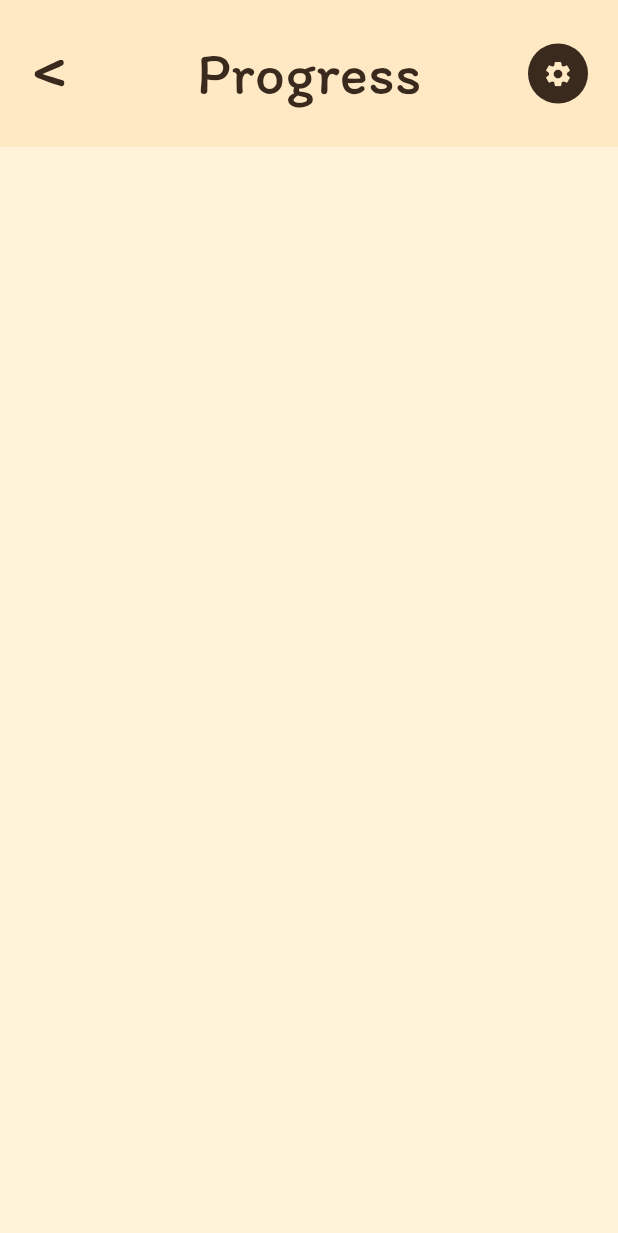
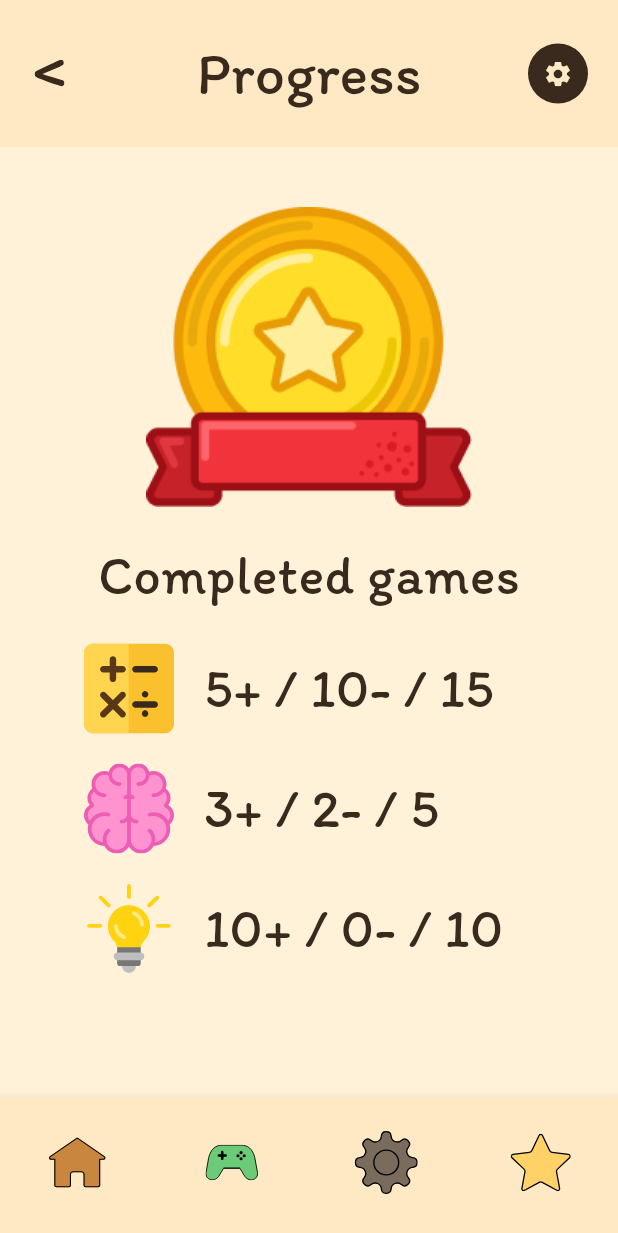
Before and after one commit to woacwoak/Educational-App, a Flutter app: the ProgressPage screen opened directly, on a phone screen of 412 x 824 dp. Shown: the top 1233 px of the screen. Run offline on Flutter 3.47's test engine with Material 3 defaults, Android fonts, the phone set to English and light mode, and no system bars; our stand-ins replace audioplayers, flutter_svg.

Commit message:
I added UI for Progress Page

```diff
--- a/educational_app/lib/pages/progress.dart
+++ b/educational_app/lib/pages/progress.dart
@@ -1,5 +1,7 @@
+import 'package:curious_bear/widgets/navigation.dart';
 import 'package:flutter/material.dart';
 import 'package:curious_bear/widgets/custom_app_bar.dart';
+import 'package:flutter_svg/svg.dart';
 
 
 class ProgressPage extends StatelessWidget{
@@ -9,15 +11,83 @@ class ProgressPage extends StatelessWidget{
   Widget build(BuildContext context){
     return Scaffold(
       appBar: appBar(context, "Progress"),
+      bottomNavigationBar: AppNavigationBar(),
       backgroundColor: Color(0xffFFF2D9),
-      body: Center(
-        child: Column(
-          children: [
 
-          ],
-        )
-      ),
+      body: Column(
+        mainAxisAlignment: MainAxisAlignment.start,
+        children: [
+          Padding(
+            padding: EdgeInsets.only(top:40),
+            child: Image.asset(
+              "assets/images/badge.png",
+              fit: BoxFit.contain,
+            ),
+          ),
+          SizedBox(height: 20),
+          Text(
+            "Completed games",
+            style: TextStyle(
+            color: Color(0xff3A2A1E),
+            fontSize: 36,
+            fontWeight: FontWeight.normal,
+            fontFamily: 'Itim'
+            ),
+          ),
+          SizedBox(height: 20),
+          Center(
+            child: SizedBox(
+              width: 300,
+              child: Column(
+                crossAxisAlignment: CrossAxisAlignment.start,
+                children: [
+                  ProgressRow(path: "assets/icons/Math.svg", text: "5+ / 10- / 15"),
+                  SizedBox(height: 20),
+                  ProgressRow(path: "assets/icons/Brain.svg", text: "3+ / 2- / 5"),
+                  SizedBox(height: 20),
+                  ProgressRow(path: "assets/icons/Bulb.svg", text: "10+ / 0- / 10"),
+                ],
+              )
+            )
+          )
+        ],
+      )
     );
   }
 
 }
+
+class ProgressRow extends StatelessWidget{
+  final String path;
+  final String text;
+
+  const ProgressRow({
+    super.key,
+    required this.path,
+    required this.text
+  });
+
+  @override
+  Widget build(BuildContext context){
+    return Row(
+      children: [
+        SvgPicture.asset(
+          path,
+          height: 60,
+          width: 60,
+        ),
+        SizedBox(width: 20),
+        Text(
+          text,
+          style: TextStyle(
+            color: Color(0xff3A2A1E),
+            fontSize: 36,
+            fontWeight: FontWeight.normal,
+            fontFamily: 'Itim'
+          ),
+        ),
+
+      ],
+    );
+  }
+}
--- a/educational_app/lib/widgets/navigation.dart
+++ b/educational_app/lib/widgets/navigation.dart
@@ -1,5 +1,6 @@
 import 'package:curious_bear/pages/games.dart';
 import 'package:curious_bear/pages/home.dart';
+import 'package:curious_bear/pages/progress.dart';
 import 'package:curious_bear/pages/settings.dart';
 import 'package:flutter/material.dart';
 import 'package:flutter_svg/flutter_svg.dart';
@@ -62,7 +63,7 @@ class AppNavigationBar extends StatelessWidget {
               height: 40,
             ),
             onPressed: () {
-              Navigator.push(context, MaterialPageRoute(builder: (context) => const Placeholder()));
+              Navigator.push(context, MaterialPageRoute(builder: (context) => const ProgressPage()));
             },
           ),
           label: '',
--- a/educational_app/pubspec.yaml
+++ b/educational_app/pubspec.yaml
@@ -89,6 +89,8 @@ flutter:
     # Icons for Settings Page
     - assets/icons/music.svg
     - assets/icons/sound.svg
+    # Image for Progress Page
+    - assets/images/badge.png
 
 
 
```
Also changed, not shown: educational_app/assets/images/badge.png (added).
